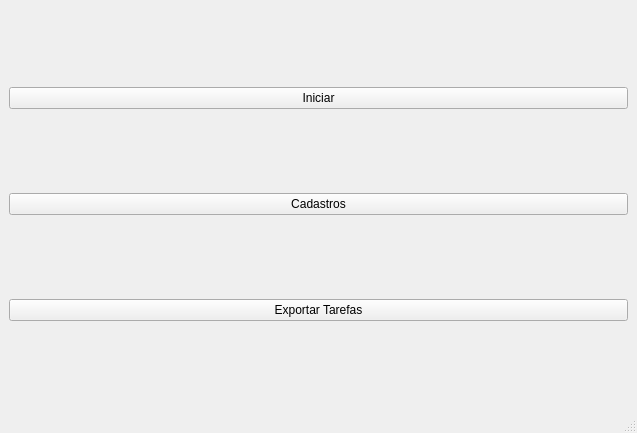
caiovosilva/anatomy, file anatomy/mainwindow.ui: the form before one commit.
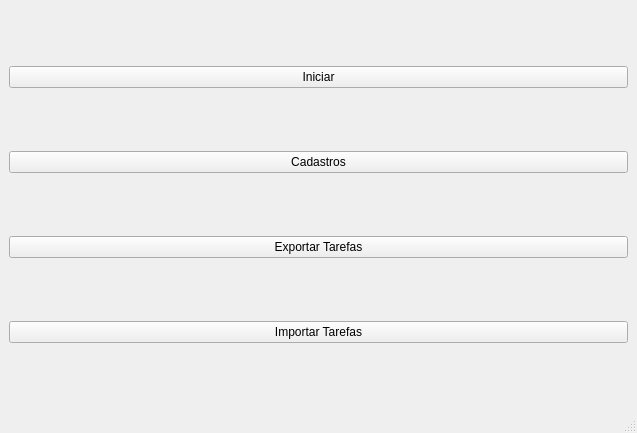
The form after the commit.

Commit message: modality and anatomicalRegion import done

```diff
--- a/anatomy/mainwindow.ui
+++ b/anatomy/mainwindow.ui
@@ -36,6 +36,13 @@
       </property>
      </widget>
     </item>
+    <item>
+     <widget class="QPushButton" name="importPushButton">
+      <property name="text">
+       <string>Importar Tarefas</string>
+      </property>
+     </widget>
+    </item>
    </layout>
   </widget>
   <widget class="QMenuBar" name="menubar">
```
The commit also changes 9 other files.
